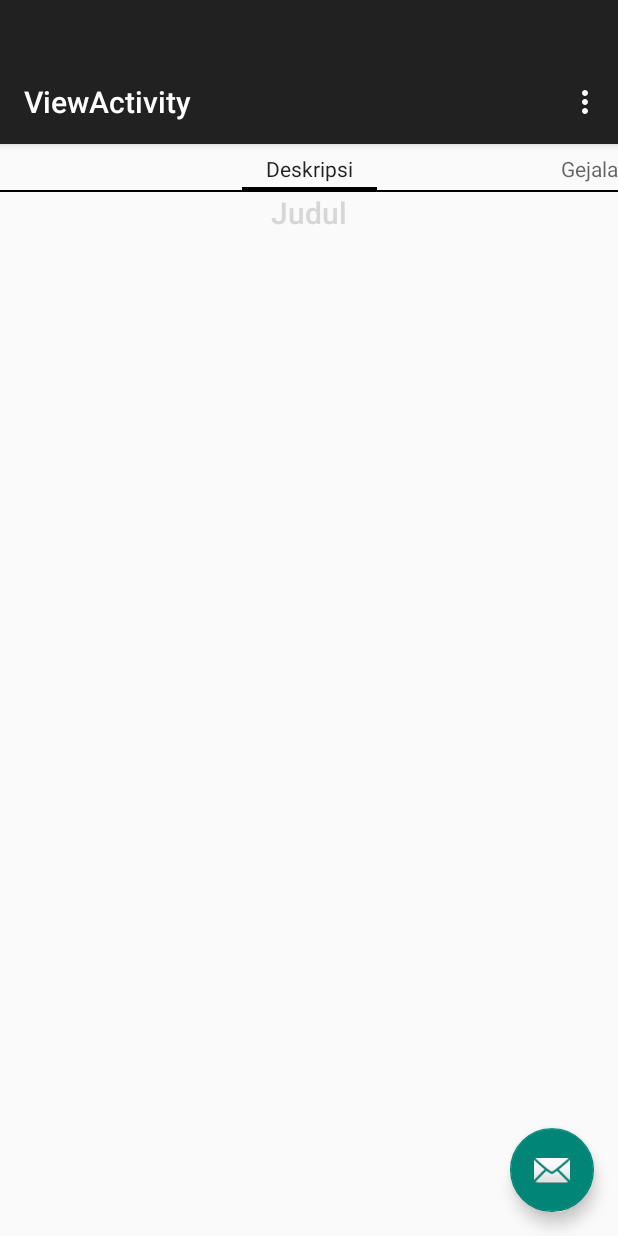
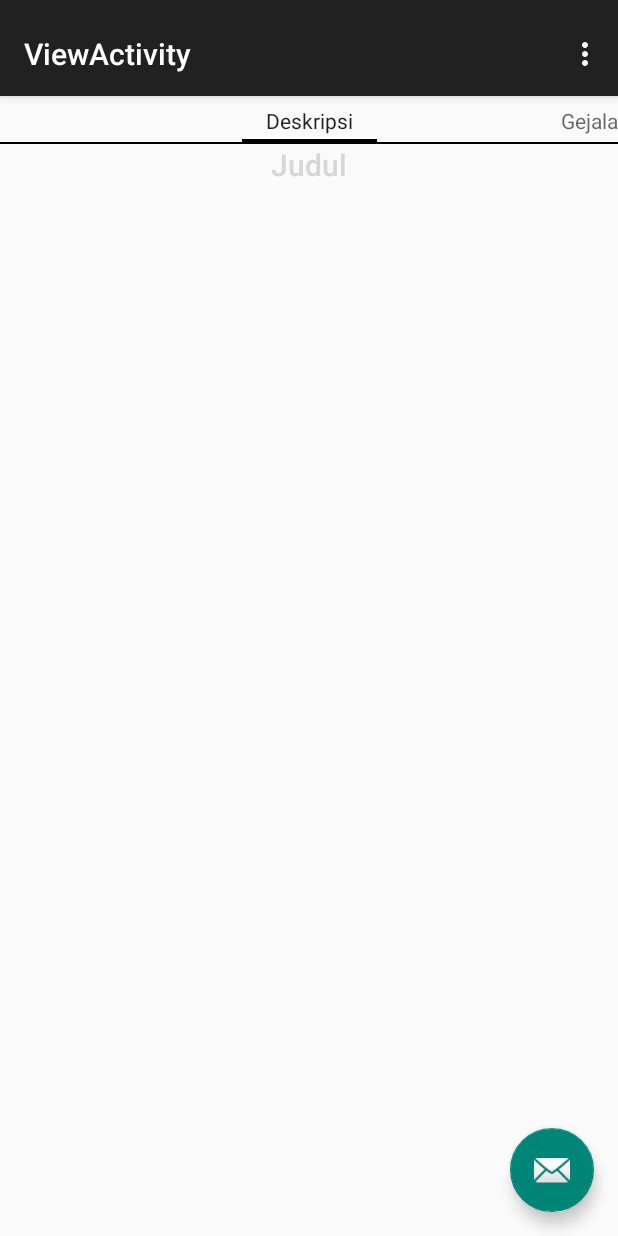
Before and after one commit to bayukrisna/ProjekAndroidSeason2, an Android app: the ViewActivity screen opened directly, with no data from a screen before it, on a phone screen of 412 x 824 dp. Run offline under Robolectric (Android 15) with nearby library versions, the phone set to English and light mode, and no system bars.

```diff
--- a/app/src/main/res/values/dimens.xml
+++ b/app/src/main/res/values/dimens.xml
@@ -10,5 +10,5 @@
     <dimen name="slide_desc">16dp</dimen>
     <dimen name="desc_padding">40dp</dimen>
     <dimen name="app_bar_height">256dp</dimen>
-    <dimen name="appbar_padding_top">40dp</dimen>
+    <dimen name="appbar_padding_top">8dp</dimen>
 </resources>
--- a/app/src/main/res/values/styles.xml
+++ b/app/src/main/res/values/styles.xml
@@ -5,8 +5,6 @@
         <item name="colorPrimary">@color/colorPrimary</item>
         <item name="colorPrimaryDark">@color/colorPrimaryDark</item>
         <item name="colorAccent">@color/colorAccent</item>
-        <item name="windowActionBar">false</item>
-        <item name="windowNoTitle">true</item>
     </style>
 
     <style name="AppTheme.AppBarOverlay" parent="ThemeOverlay.AppCompat.Dark.ActionBar" />
```
